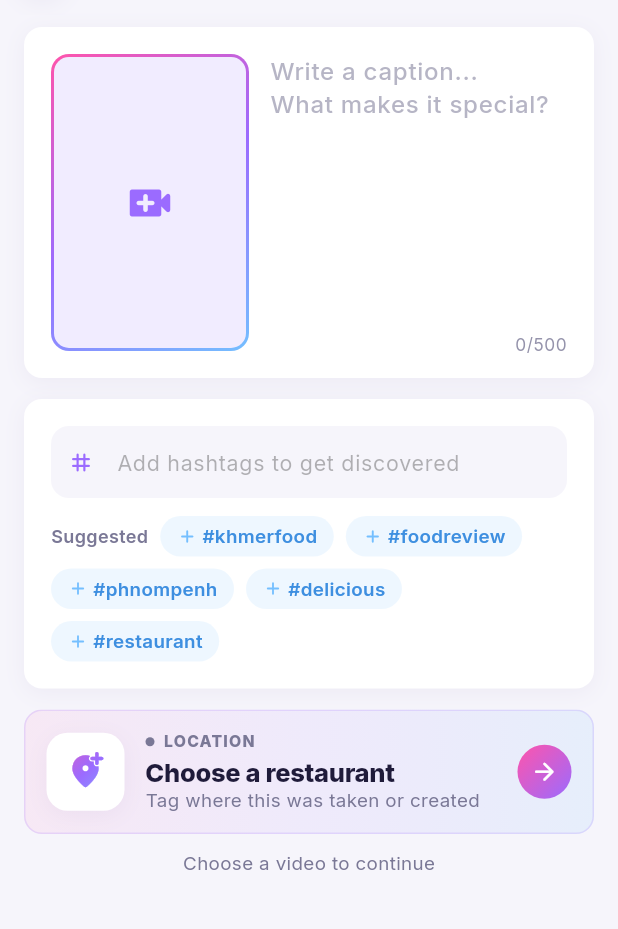
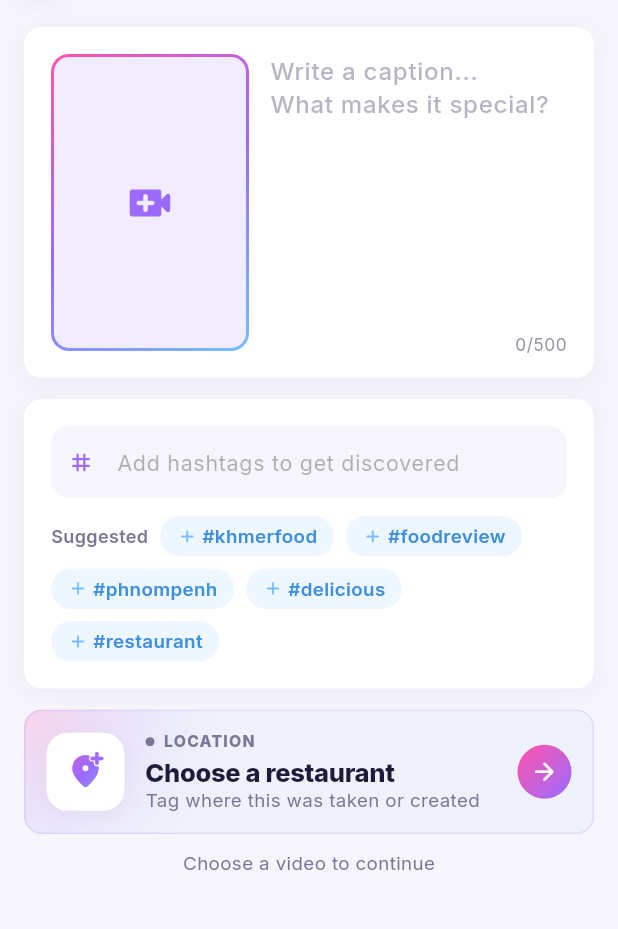
Before and after one commit to Um-chankreas/khmercat_app, a Flutter app: the VideoUploadScreen screen opened directly, on a phone screen of 412 x 824 dp, the part 69-998 px from its top. Run offline on Flutter 3.47's test engine with Material 3 defaults, Android fonts, the phone set to English and light mode, and no system bars; our stand-ins replace cached_network_image, camera, dio, dotted_border, firebase_core, firebase_messaging and 17 more; missing offline and left inert: cached_video_player_plus, v_video_compressor; accounts and stored records are empty; network calls fail.

Commit message:
Use radial gradient background on restaurant card
Co-Authored-By: Claude Sonnet 5.5 <noreply@anthropic.com>
Claude-Session: https://claude.ai/code/session_014KB5BUGRfkQGG83zetuJrP

```diff
--- a/lib/src/video_upload/presentation/video_upload_screen.dart
+++ b/lib/src/video_upload/presentation/video_upload_screen.dart
@@ -581,14 +581,16 @@ class _TargetCard extends StatelessWidget {
           padding: const EdgeInsets.all(14),
           decoration: BoxDecoration(
             borderRadius: BorderRadius.circular(12),
-            gradient: LinearGradient(
-              begin: Alignment.centerLeft,
-              end: Alignment.centerRight,
+            color: Colors.white,
+            gradient: RadialGradient(
+              center: Alignment.topLeft,
+              radius: 1.6,
               colors: [
-                _Brand.pink.withValues(alpha: 0.08),
-                _Brand.purple.withValues(alpha: 0.08),
-                _Brand.blue.withValues(alpha: 0.12),
+                _Brand.pink.withValues(alpha: 0.22),
+                _Brand.purple.withValues(alpha: 0.12),
+                _Brand.blue.withValues(alpha: 0.06),
               ],
+              stops: const [0, 0.55, 1],
             ),
             border: Border.all(
               color: _Brand.purple.withValues(alpha: sel == null ? 0.18 : 0.28),
```
